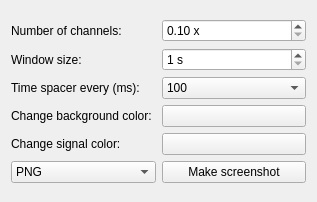
mne-tools/mne-cpp, file libraries/disp/viewers/formfiles/fiffrawviewsettings.ui: the form before one commit.
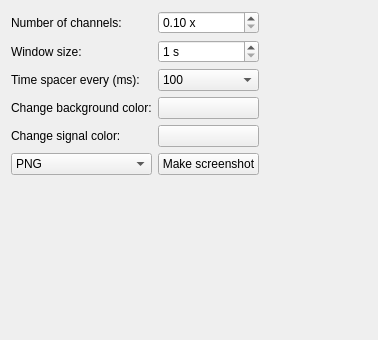
The form after the commit.

Patch:
```diff
--- a/libraries/disp/viewers/formfiles/fiffrawviewsettings.ui
+++ b/libraries/disp/viewers/formfiles/fiffrawviewsettings.ui
@@ -6,8 +6,8 @@
    <rect>
     <x>0</x>
     <y>0</y>
-    <width>317</width>
-    <height>202</height>
+    <width>378</width>
+    <height>340</height>
    </rect>
   </property>
   <property name="sizePolicy">
@@ -168,6 +168,32 @@
      </item>
     </layout>
    </item>
+   <item row="0" column="2">
+    <spacer name="horizontalSpacer">
+     <property name="orientation">
+      <enum>Qt::Horizontal</enum>
+     </property>
+     <property name="sizeHint" stdset="0">
+      <size>
+       <width>40</width>
+       <height>20</height>
+      </size>
+     </property>
+    </spacer>
+   </item>
+   <item row="1" column="0">
+    <spacer name="verticalSpacer">
+     <property name="orientation">
+      <enum>Qt::Vertical</enum>
+     </property>
+     <property name="sizeHint" stdset="0">
+      <size>
+       <width>20</width>
+       <height>40</height>
+      </size>
+     </property>
+    </spacer>
+   </item>
   </layout>
  </widget>
  <resources/>
```
